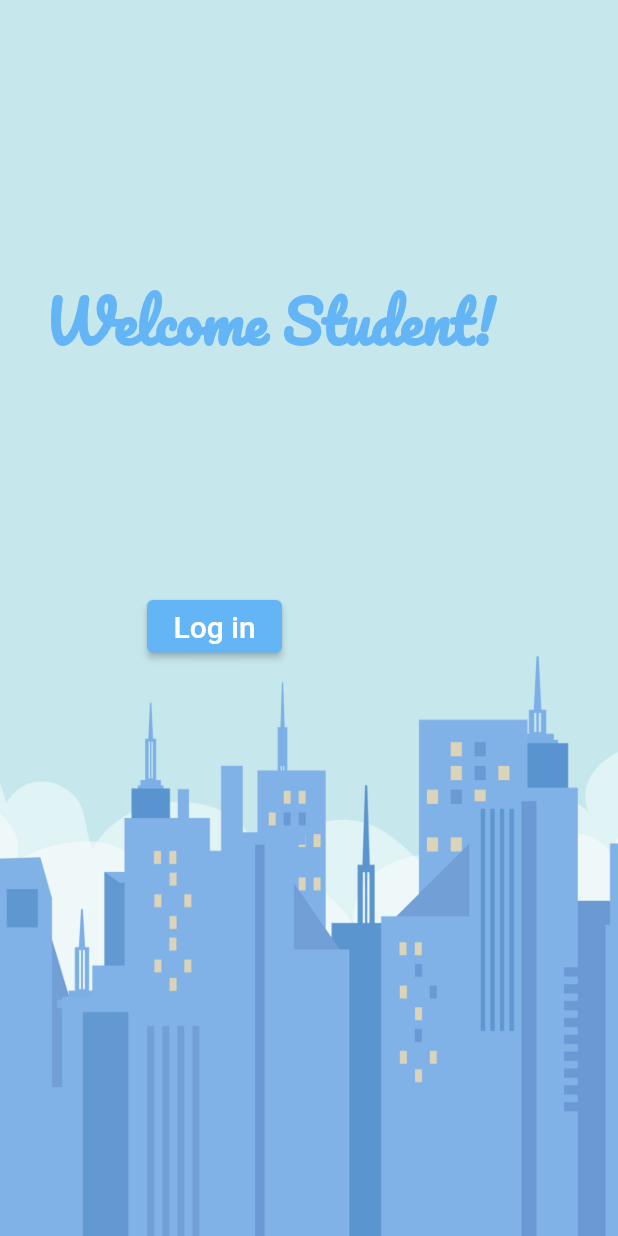
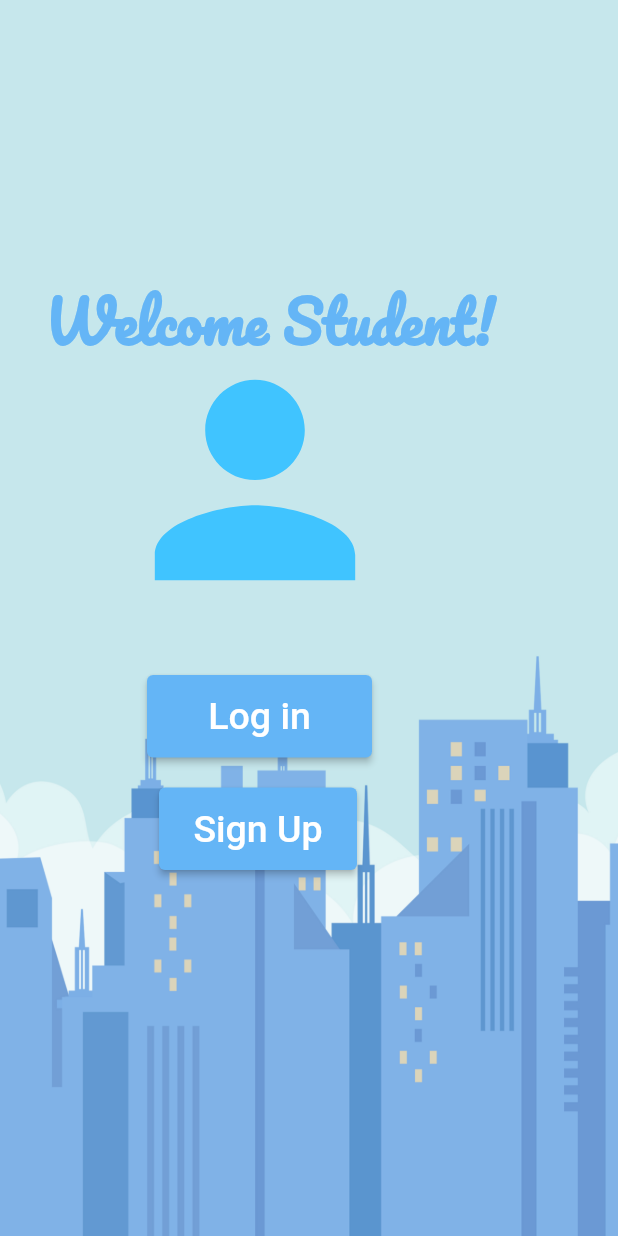
Before and after one commit to harshcodes17/Team-Triggers, a Flutter app: the WelcomePage screen opened directly, on a phone screen of 412 x 824 dp. Run offline on Flutter 3.47's test engine with Material 2 defaults, Android fonts, the phone set to English and light mode, and no system bars.

Commit message:
linked login and sign up

```diff
--- a/lib/screens/welcome.dart
+++ b/lib/screens/welcome.dart
@@ -22,6 +22,14 @@ class _WelcomePageState extends State<WelcomePage> {
         backgroundColor: Colors.transparent,
         body: Stack(
           children: [
+            Padding(
+              padding: const EdgeInsets.only(left: 70, top: 220),
+              child: Icon(
+                Icons.person,
+                size: 200,
+                color: Colors.lightBlueAccent,
+              ),
+            ),
             SingleChildScrollView(
               child: Container(
                 width: 700,
@@ -40,55 +48,23 @@ class _WelcomePageState extends State<WelcomePage> {
                 ),
               ),
             ),
-            // SingleChildScrollView(
-            //   child: Container(
-            //     padding: EdgeInsets.only(
-            //       left: 25,
-            //       top: MediaQuery.of(context).size.height * 0.5,
-            //       right: 25,
-            //     ),
-            //     child: Column(
-            //       children: [
-            //         TextField(
-            //           decoration: InputDecoration(
-            //             fillColor: Colors.blue.shade100,
-            //             filled: true,
-            //             hintText: 'Email',
-            //             border: OutlineInputBorder(
-            //               borderRadius: BorderRadius.circular(10),
-            //             ),
-            //           ),
-            //         ),
-            //         SizedBox(
-            //           height: 20,
-            //         ),
-            //         TextField(
-            //           decoration: InputDecoration(
-            //             fillColor: Colors.blue.shade100,
-            //             filled: true,
-            //             hintText: 'Password',
-            //             border: OutlineInputBorder(
-            //               borderRadius: BorderRadius.circular(10),
-            //             ),
-            //           ),
-            //         ),
-            //       ],
-            //     ),
-            //   ),
-            // )
             Padding(
-              padding: const EdgeInsets.only(left: 98.0, top: 400),
-              child: Row(
+              padding: const EdgeInsets.only(left: 90.0, top: 400, right: 20),
+              child: Padding(
+                padding: const EdgeInsets.only(left: 8.0, right: 8, top: 50),
+                child: Column(
                   children: [
                     SizedBox(
-                    width: 90,
-                    height: 35,
+                      width: 150,
+                      height: 55,
                       child: ElevatedButton(
-                      onPressed: () {},
+                        onPressed: () {
+                          Navigator.pushNamed(context, 'login');
+                        },
                         child: Text(
                           'Log in',
                           style: TextStyle(
-                          fontSize: 20,
+                            fontSize: 25,
                           ),
                         ),
                         style: ElevatedButton.styleFrom(
@@ -96,7 +72,32 @@ class _WelcomePageState extends State<WelcomePage> {
                         ),
                       ),
                     ),
+                    SizedBox(
+                      height: 20,
+                    ),
+                    SizedBox(
+                      width: 150,
+                      height: 55,
+                      child: Padding(
+                        padding: const EdgeInsets.only(left: 8.0, right: 10),
+                        child: ElevatedButton(
+                          onPressed: () {
+                            Navigator.pushNamed(context, 'register');
+                          },
+                          child: Text(
+                            'Sign Up',
+                            style: TextStyle(
+                              fontSize: 25,
+                            ),
+                          ),
+                          style: ElevatedButton.styleFrom(
+                            primary: Colors.blue.shade300,
+                          ),
+                        ),
+                      ),
+                    ),
                   ],
+                ),
               ),
             )
           ],
```
Also changed, not shown: lib/main.dart (+11 -1 lines), lib/my_flutter_app_icons.dart (added, +26 -0 lines), lib/screens/register.dart (+106 -5 lines), fonts/MyFlutterApp.ttf (added). Lines whose indentation alone changed are shown as unchanged.
